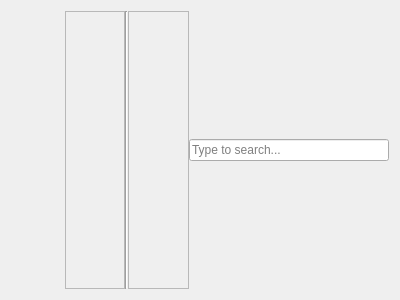
Qt form src/dolphinwindowheader.ui (aero7-open-project/aero7-file-explorer) before a commit.
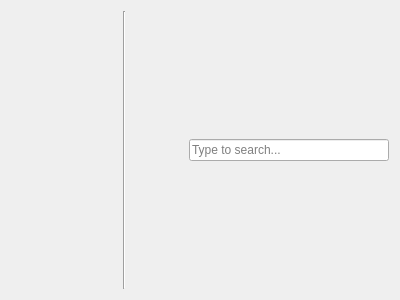
The same form after that commit. Icons and pictures are not drawn. Custom widgets are drawn as their Qt base class.

Commit message: All textboxes in window header are the same size.

```diff
--- a/src/dolphinwindowheader.ui
+++ b/src/dolphinwindowheader.ui
@@ -15,7 +15,7 @@
   </property>
   <layout class="QHBoxLayout" name="horizontalLayout">
    <property name="spacing">
-    <number>0</number>
+    <number>4</number>
    </property>
    <property name="leftMargin">
     <number>4</number>
@@ -26,11 +26,14 @@
    <item>
     <widget class="QFrame" name="primaryNavHole">
      <property name="frameShape">
-      <enum>QFrame::Shape::StyledPanel</enum>
+      <enum>QFrame::Shape::NoFrame</enum>
      </property>
      <property name="frameShadow">
       <enum>QFrame::Shadow::Raised</enum>
      </property>
+     <property name="lineWidth">
+      <number>0</number>
+     </property>
      <layout class="QHBoxLayout" name="horizontalLayout_2">
       <property name="spacing">
        <number>0</number>
@@ -63,11 +66,14 @@
       <bool>false</bool>
      </property>
      <property name="frameShape">
-      <enum>QFrame::Shape::StyledPanel</enum>
+      <enum>QFrame::Shape::NoFrame</enum>
      </property>
      <property name="frameShadow">
       <enum>QFrame::Shadow::Raised</enum>
      </property>
+     <property name="lineWidth">
+      <number>0</number>
+     </property>
      <layout class="QHBoxLayout" name="horizontalLayout_3">
       <property name="spacing">
        <number>0</number>
```
Left out of the diff: 12 changed lines with no effect on the pictures. The commit also changes 1 other file.
